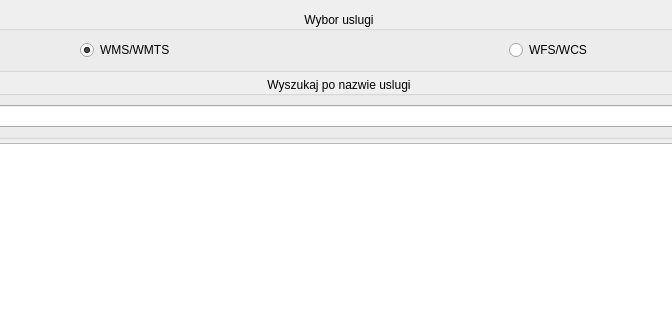
This is integrator_uslug_danych_przestrzennych_dialog_base.ui in envirosolutionspl/integrator_uslug_danych_przestrzennych as Qt 5 draws it before an edit; both pictures show x 104 to 776 and y 0 to 320 of the 886 by 630 pixel window. The edited form follows.
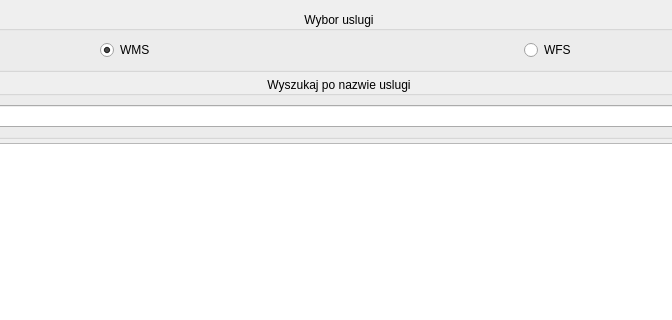
This is the edited form. Icons and pictures are not drawn.

Commit message: Ostatnie drobne zmiany przed release

What changed in the file:
```diff
--- a/integrator_uslug_danych_przestrzennych_dialog_base.ui
+++ b/integrator_uslug_danych_przestrzennych_dialog_base.ui
@@ -44,7 +44,7 @@
         <item row="0" column="0" alignment="Qt::AlignHCenter">
          <widget class="QRadioButton" name="wms_rdbtn">
           <property name="text">
-           <string>WMS/WMTS</string>
+           <string>WMS</string>
           </property>
           <property name="checked">
            <bool>true</bool>
@@ -54,7 +54,7 @@
         <item row="0" column="1" alignment="Qt::AlignHCenter">
          <widget class="QRadioButton" name="wfs_rdbtn">
           <property name="text">
-           <string>WFS/WCS</string>
+           <string>WFS</string>
           </property>
          </widget>
         </item>
```
The commit also changes 2 other files.
